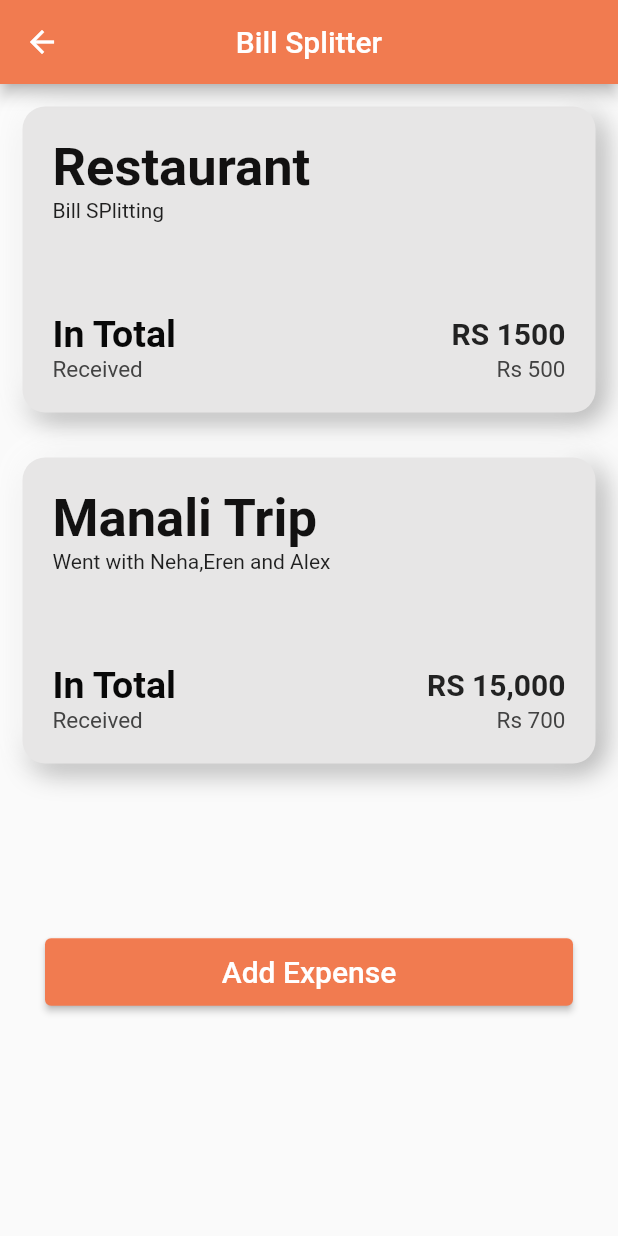
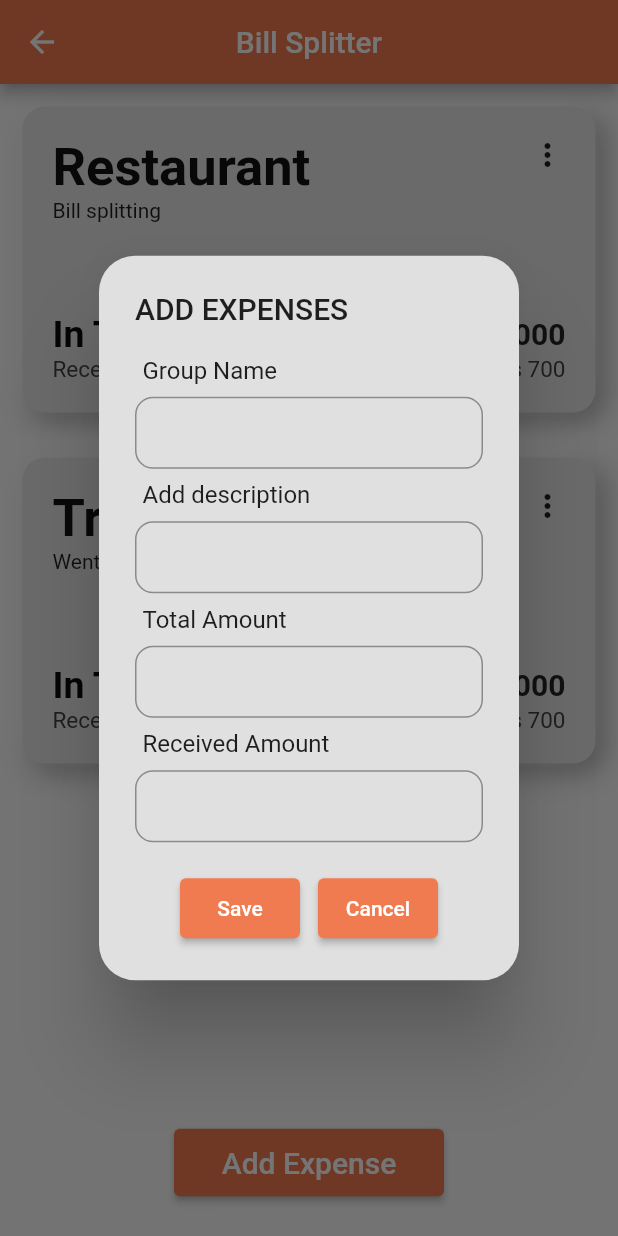
Before and after one commit to CareerDevelopmentHub/Bill-Splitter, a Flutter app: the Groupage screen opened directly, after a tap on "Add Expense", on a phone screen of 412 x 824 dp. Run offline on Flutter 3.47's test engine with Material 2 defaults, Android fonts, the phone set to English and light mode, and no system bars; our stand-ins replace google_fonts, introduction_screen.

Commit message:
Fixed the add expense button,added a settings button on each expense tile and aligned the expense button at the bottom

```diff
--- a/lib/expenses.dart
+++ b/lib/expenses.dart
@@ -1,14 +1,20 @@
 // ignore_for_file: public_member_api_docs, sort_constructors_first
+import 'dart:developer';
+
+import 'package:flutter/cupertino.dart';
 import 'package:flutter/material.dart';
 
 import 'homepage.dart';
 import 'neubox.dart';
 
-class ExpenseTile extends StatelessWidget {
+class ExpenseTile extends StatefulWidget {
   final String groupname;
   final String des;
   final String Total;
   final String received;
+  final Function(BuildContext)? settings;
+  final Function(BuildContext)? onEdit;
+  final Function(BuildContext)? onDelete;
 
   const ExpenseTile({
     Key? key,
@@ -16,8 +22,16 @@ class ExpenseTile extends StatelessWidget {
     required this.des,
     required this.Total,
     required this.received,
+    required this.settings,
+    required this.onEdit,
+    required this.onDelete,
   }) : super(key: key);
 
+  @override
+  State<ExpenseTile> createState() => _ExpenseTileState();
+}
+
+class _ExpenseTileState extends State<ExpenseTile> {
   @override
   Widget build(BuildContext context) {
     return Container(
@@ -26,7 +40,7 @@ class ExpenseTile extends StatelessWidget {
         child: GestureDetector(
           onTap: (() {
             Navigator.push(
-                context, MaterialPageRoute(builder: (_) => Homepage()));
+                context, MaterialPageRoute(builder: (_) => const Homepage()));
           }),
           child: NeuBox(
               child: Padding(
@@ -40,6 +54,7 @@ class ExpenseTile extends StatelessWidget {
               children: [
                 Row(
                   mainAxisAlignment: MainAxisAlignment.spaceBetween,
+                  crossAxisAlignment: CrossAxisAlignment.start,
                   // ignore: prefer_const_literals_to_create_immutables
                   children: [
                     Column(
@@ -47,15 +62,18 @@ class ExpenseTile extends StatelessWidget {
                       // ignore: prefer_const_literals_to_create_immutables
                       children: [
                         Text(
-                          groupname,
-                          style: TextStyle(
+                          widget.groupname,
+                          style: const TextStyle(
                               fontSize: 35,
                               fontWeight: FontWeight.bold,
                               color: Color.fromARGB(255, 18, 17, 17)),
                         ),
-                        Text(des),
+                        Text(widget.des),
                       ],
                     ),
+                    InkWell(
+                        onTap: () => widget.settings,
+                        child: const Icon(Icons.more_vert))
                   ],
                 ),
 
@@ -82,8 +100,8 @@ class ExpenseTile extends StatelessWidget {
                               color: Color.fromARGB(255, 8, 8, 8)),
                         ),
                         Text(
-                          Total,
-                          style: TextStyle(
+                          widget.Total,
+                          style: const TextStyle(
                               fontSize: 20,
                               fontWeight: FontWeight.bold,
                               color: Color.fromARGB(255, 34, 34, 34)),
@@ -101,10 +119,10 @@ class ExpenseTile extends StatelessWidget {
                               color: Color.fromARGB(255, 66, 66, 66)),
                         ),
                         Text(
-                          received,
-                          style: TextStyle(
+                          widget.received,
+                          style: const TextStyle(
                               fontSize: 15,
-                              color: const Color.fromARGB(255, 66, 66, 66)),
+                              color: Color.fromARGB(255, 66, 66, 66)),
                         )
                       ],
                     ),
--- a/lib/grouppage.dart
+++ b/lib/grouppage.dart
@@ -12,6 +12,166 @@ class Groupage extends StatefulWidget {
 }
 
 class _GroupageState extends State<Groupage> {
+  // final _controller;
+  List expenses = [
+    ["Restaurant", "Bill splitting", "15000", "700"],
+    ["Trip", "Went with Friends", "15000", "700"],
+  ];
+  final _newgroupcontroller = TextEditingController();
+  final _newdescontroller = TextEditingController();
+  final _newamountcontroller = TextEditingController();
+  final _newreceivedcontroller = TextEditingController();
+  void deleteExpense(int index) {
+    setState(() {
+      expenses.removeAt(index);
+    });
+  }
+
+  void _showDialog() {
+    showDialog(
+        context: context,
+        builder: ((context) {
+          return AlertDialog(
+            shape:
+                RoundedRectangleBorder(borderRadius: BorderRadius.circular(24)),
+            backgroundColor: Colors.grey[300],
+            title: Text("ADD EXPENSES"),
+            content: SingleChildScrollView(
+              child: Expanded(
+                child: Container(
+                  // decoration: BoxDecoration(
+                  //     borderRadius: BorderRadius.circular(45),
+                  //     color: Colors.grey),
+                  child: Column(
+                      crossAxisAlignment: CrossAxisAlignment.start,
+                      children: [
+                        Padding(
+                          padding: const EdgeInsets.only(left: 5.0),
+                          child: Text("Group Name"),
+                        ),
+                        Padding(
+                          padding: const EdgeInsets.symmetric(vertical: 8.0),
+                          child: TextField(
+                            decoration: InputDecoration(
+                                contentPadding: EdgeInsetsDirectional.all(10),
+                                border: OutlineInputBorder(
+                                    borderRadius: BorderRadius.circular(12),
+                                    borderSide:
+                                        BorderSide(color: Colors.black54))),
+                            controller: _newgroupcontroller,
+                          ),
+                        ),
+                        //des
+                        Padding(
+                          padding: const EdgeInsets.only(left: 5.0),
+                          child: Text("Add description"),
+                        ),
+                        Padding(
+                          padding: const EdgeInsets.symmetric(vertical: 8.0),
+                          child: TextFormField(
+                              controller: _newdescontroller,
+                              decoration: InputDecoration(
+                                  contentPadding: EdgeInsetsDirectional.all(10),
+                                  border: OutlineInputBorder(
+                                      borderRadius: BorderRadius.circular(12),
+                                      borderSide:
+                                          BorderSide(color: Colors.black54)))),
+                        ),
+
+                        //total amount
+                        Padding(
+                          padding: const EdgeInsets.only(left: 5.0),
+                          child: Text("Total Amount"),
+                        ),
+                        Padding(
+                          padding: const EdgeInsets.symmetric(vertical: 8.0),
+                          child: TextFormField(
+                              decoration: InputDecoration(
+                                  contentPadding: EdgeInsetsDirectional.all(10),
+                                  border: OutlineInputBorder(
+                                      borderRadius: BorderRadius.circular(12),
+                                      borderSide:
+                                          BorderSide(color: Colors.black54))),
+                              keyboardType: TextInputType.number,
+                              controller: _newamountcontroller),
+                        ),
+
+                        //receieved
+                        Padding(
+                          padding: const EdgeInsets.only(left: 5.0),
+                          child: Text("Received Amount"),
+                        ),
+
+                        Padding(
+                          padding: const EdgeInsets.symmetric(vertical: 8.0),
+                          child: TextFormField(
+                              keyboardType: TextInputType.number,
+                              controller: _newreceivedcontroller,
+                              decoration: InputDecoration(
+                                  contentPadding: EdgeInsetsDirectional.all(12),
+                                  border: OutlineInputBorder(
+                                      borderRadius: BorderRadius.circular(12),
+                                      borderSide:
+                                          BorderSide(color: Colors.black54)))),
+                        ),
+                        const SizedBox(
+                          height: 12,
+                        ),
+
+                        Row(
+                          mainAxisAlignment: MainAxisAlignment.center,
+                          children: [
+                            ElevatedButton(
+                              onPressed: savenewexpense,
+                              child: Text(
+                                "Save",
+                                style: TextStyle(color: Colors.white),
+                              ),
+                              style: ElevatedButton.styleFrom(
+                                  primary: Color.fromARGB(255, 241, 123, 80),
+                                  minimumSize: Size(80, 40)),
+                            ),
+                            const SizedBox(
+                              width: 12,
+                            ),
+                            ElevatedButton(
+                                onPressed: () {
+                                  _newgroupcontroller.clear();
+                                  _newdescontroller.clear();
+                                  _newamountcontroller.clear();
+                                  _newreceivedcontroller.clear();
+                                  Navigator.of(context).pop();
+                                },
+                                child: Text("Cancel"),
+                                style: ElevatedButton.styleFrom(
+                                    primary: Color.fromARGB(255, 241, 123, 80),
+                                    minimumSize: Size(80, 40))),
+                          ],
+                        )
+                      ]),
+                ),
+              ),
+            ),
+          );
+        }));
+  }
+
+  void savenewexpense() {
+    setState(() {
+      expenses.add([
+        _newgroupcontroller.text,
+        _newdescontroller.text,
+        _newamountcontroller.text,
+        _newreceivedcontroller.text
+      ]);
+    });
+    _newgroupcontroller.clear();
+    _newdescontroller.clear();
+    _newamountcontroller.clear();
+    _newreceivedcontroller.clear();
+    Navigator.of(context).pop();
+  }
+
   @override
   Widget build(BuildContext context) {
     return Scaffold(
@@ -20,26 +180,31 @@ class _GroupageState extends State<Groupage> {
         title: const Text("Bill Splitter"),
         centerTitle: true,
       ),
-      body: ListView(
+      body: Column(
         children: [
-          ExpenseTile(
-              groupname: "Restaurant",
-              des: "Bill SPlitting",
-              Total: "RS 1500",
-              received: "Rs 500"),
-          ExpenseTile(
-              groupname: "Manali Trip",
-              des: "Went with Neha,Eren and Alex",
-              Total: "RS 15,000",
-              received: "Rs 700"),
-          SizedBox(
-            height: 100,
+          Expanded(
+            child: ListView.builder(
+              itemCount: expenses.length,
+              itemBuilder: (context, index) {
+                return ExpenseTile(
+                  groupname: expenses[index][0],
+                  des: expenses[index][1],
+                  // ignore: prefer_interpolation_to_compose_strings
+                  Total: "\Rs ${expenses[index][2]}",
+                  received: "\Rs ${expenses[index][3]}",
+                  settings: (context) {},
+                  onEdit: (context) {},
+                  onDelete: (context) => deleteExpense(index),
+                );
+              },
+            ),
           ),
           Padding(
-            padding: const EdgeInsets.symmetric(horizontal: 30.0),
+            padding: const EdgeInsets.all(25.0),
             child: ElevatedButton(
               onPressed: () {
                 //show a dialog box
+                _showDialog();
               },
               child: Text(
                 "Add Expense",
@@ -52,221 +217,6 @@ class _GroupageState extends State<Groupage> {
           )
         ],
       ),
-      //       body: Container(
-      //           child: Column(
-      //         children: [
-      //           Padding(
-      //             padding: const EdgeInsets.all(15.0),
-      //             child: GestureDetector(
-      //               onTap: (() {
-      //                 Navigator.push(
-      //                     context, MaterialPageRoute(builder: (_) => Homepage()));
-      //               }),
-      //               child: NeuBox(
-      //                   child: Padding(
-      //                 padding: const EdgeInsets.all(12.0),
-      //                 child: Container(
-
-      //                     // ignore: sort_child_properties_last
-      //                     child: Center(
-      //                         child: Column(
-      //                   mainAxisAlignment: MainAxisAlignment.spaceBetween,
-      //                   children: [
-      //                     Row(
-      //                       mainAxisAlignment: MainAxisAlignment.spaceBetween,
-      //                       // ignore: prefer_const_literals_to_create_immutables
-      //                       children: [
-      //                         Column(
-      //                           crossAxisAlignment: CrossAxisAlignment.start,
-      //                           children: [
-      //                             const Text(
-      //                               "Restaurant",
-      //                               // ignore: prefer_const_constructors
-      //                               style: TextStyle(
-      //                                   fontSize: 35,
-      //                                   fontWeight: FontWeight.bold,
-      //                                   color: Color.fromARGB(255, 18, 17, 17)),
-      //                             ),
-      //                             Text("Bill Splitting"),
-      //                           ],
-      //                         ),
-
-      //                       ],
-      //                     ),
-
-      //                     const SizedBox(
-      //                       height: 30,
-      //                     ),
-
-      //                     // ignore: prefer_const_constructors
-      //                     SizedBox(
-      //                       height: 30,
-      //                     ),
-      //                     Column(
-      //                       crossAxisAlignment: CrossAxisAlignment.start,
-      //                       children: [
-      //                         Row(
-      //                           mainAxisAlignment: MainAxisAlignment.spaceBetween,
-      //                           // ignore: prefer_const_literals_to_create_immutables
-      //                           children: [
-      //                             const Text(
-      //                               "In Total",
-      //                               style: TextStyle(
-      //                                   fontSize: 25,
-      //                                   fontWeight: FontWeight.bold,
-      //                                   color: Color.fromARGB(255, 8, 8, 8)),
-      //                             ),
-      //                             const Text(
-      //                               "Rs 1200",
-      //                               style: TextStyle(
-      //                                   fontSize: 20,
-      //                                   fontWeight: FontWeight.bold,
-      //                                   color: Color.fromARGB(255, 34, 34, 34)),
-      //                             )
-      //                           ],
-      //                         ),
-      //                         Row(
-      //                           mainAxisAlignment: MainAxisAlignment.spaceBetween,
-      //                           // ignore: prefer_const_literals_to_create_immutables
-      //                           children: [
-      //                             const Text(
-      //                               "Received",
-      //                               style: TextStyle(
-      //                                   fontSize: 15,
-      //                                   color: Color.fromARGB(255, 66, 66, 66)),
-      //                             ),
-      //                             const Text(
-      //                               "Rs 500",
-      //                               style: TextStyle(
-      //                                   fontSize: 15,
-      //                                   color: const Color.fromARGB(255, 66, 66, 66)),
-      //                             )
-      //                           ],
-      //                         ),
-      //                       ],
-      //                     )
-      //                   ],
-      //                 ))),
-      //               )),
-      //             ),
-      //           ),
-      //           Padding(
-      //             padding: const EdgeInsets.all(15.0),
-      //             child: InkWell(
-      //               onTap: () {
-      //                 Navigator.push(
-      //                     context, MaterialPageRoute(builder: (_) => Homepage()));
-      //               },
-      //               child: NeuBox(
-      //                   child: Padding(
-      //                 padding: const EdgeInsets.all(12.0),
-      //                 child: Container(
-
-      //                     // ignore: sort_child_properties_last
-      //                     child: Center(
-      //                         child: Column(
-      //                   mainAxisAlignment: MainAxisAlignment.spaceBetween,
-      //                   children: [
-      //                     Row(
-      //                       mainAxisAlignment: MainAxisAlignment.spaceBetween,
-      //                       // ignore: prefer_const_literals_to_create_immutables
-      //                       children: [
-      //                         Column(
-      //                           crossAxisAlignment: CrossAxisAlignment.start,
-      //                           children: [
-      //                             const Text(
-      //                               "GOA Trip",
-      //                               // ignore: prefer_const_constructors
-      //                               style: TextStyle(
-      //                                   fontSize: 35,
-      //                                   fontWeight: FontWeight.bold,
-      //                                   color: Color.fromARGB(255, 18, 17, 17)),
-      //                             ),
-      //                             Text("Bill Splitting"),
-      //                           ],
-      //                         ),
-      //                         // const Text(
-      //                         //   "Rs 1000",
-      //                         //   // ignore: unnecessary_const
-      //                         //   style: const TextStyle(
-      //                         //       fontSize: 20,
-      //                         //       fontWeight: FontWeight.bold,
-      //                         //       // ignore: prefer_const_constructors
-      //                         //       color: Color.fromARGB(255, 82, 80, 80)),
-      //                         // )
-      //                       ],
-      //                     ),
-
-      //                     const SizedBox(
-      //                       height: 30,
-      //                     ),
-
-      //                     // ignore: prefer_const_constructors
-      //                     SizedBox(
-      //                       height: 30,
-      //                     ),
-      //                     Column(
-      //                       crossAxisAlignment: CrossAxisAlignment.start,
-      //                       children: [
-      //                         Row(
-      //                           mainAxisAlignment: MainAxisAlignment.spaceBetween,
-      //                           // ignore: prefer_const_literals_to_create_immutables
-      //                           children: [
-      //                             const Text(
-      //                               "In Total",
-      //                               style: TextStyle(
-      //                                   fontSize: 25,
-      //                                   fontWeight: FontWeight.bold,
-      //                                   color: Color.fromARGB(255, 8, 8, 8)),
-      //                             ),
-      //                             const Text(
-      //                               "Rs 15,000",
-      //                               style: TextStyle(
-      //                                   fontSize: 20,
-      //                                   fontWeight: FontWeight.bold,
-      //                                   color: Color.fromARGB(255, 34, 34, 34)),
-      //                             )
-      //                           ],
-      //                         ),
-      //                         Row(
-      //                           mainAxisAlignment: MainAxisAlignment.spaceBetween,
-      //                           // ignore: prefer_const_literals_to_create_immutables
-      //                           children: [
-      //                             const Text(
-      //                               "Received",
-      //                               style: TextStyle(
-      //                                   fontSize: 15,
-      //                                   color: Color.fromARGB(255, 66, 66, 66)),
-      //                             ),
-      //                             const Text(
-      //                               "Rs 00",
-      //                               style: TextStyle(
-      //                                   fontSize: 15,
-      //                                   color: const Color.fromARGB(255, 66, 66, 66)),
-      //                             )
-      //                           ],
-      //                         ),
-      //                       ],
-      //                     )
-      //                   ],
-      //                 ))),
-      //               )),
-      //             ),
-      //           ),
-      //           SizedBox(
-      //             height: 150,
-      //           ),
-      //           ElevatedButton(
-      //             onPressed: () {
-      //               //show a dialog box
-      //             },
-      //             child: Text("Add Expense"),
-      //             style: ElevatedButton.styleFrom(
-      //                 fixedSize: Size(180, 45),
-      //                 primary: Color.fromARGB(255, 241, 123, 80)),
-      //           )
-      //         ],
-      //       )),
     );
   }
 }
```
